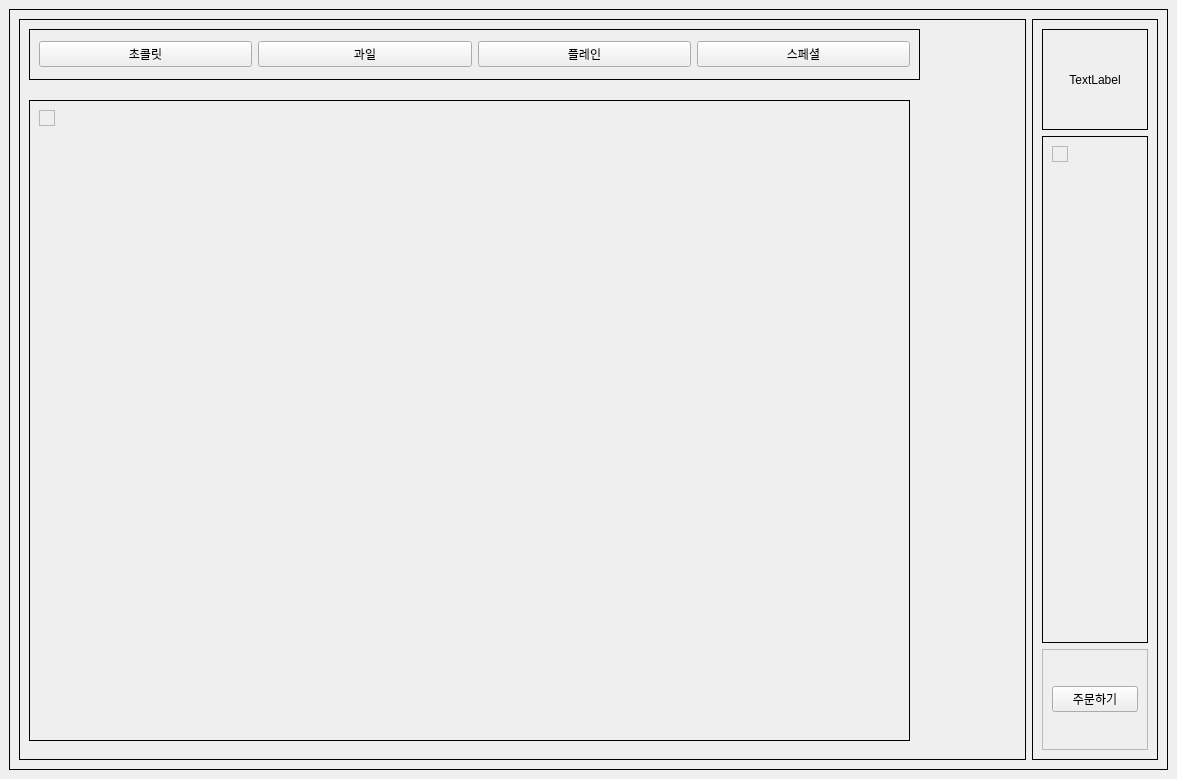
This is kiosk/UI/new_kiosk.ui in addinedu-advance-2nd/aris-repo-3 as Qt 5 draws it before an edit. The edited form follows.
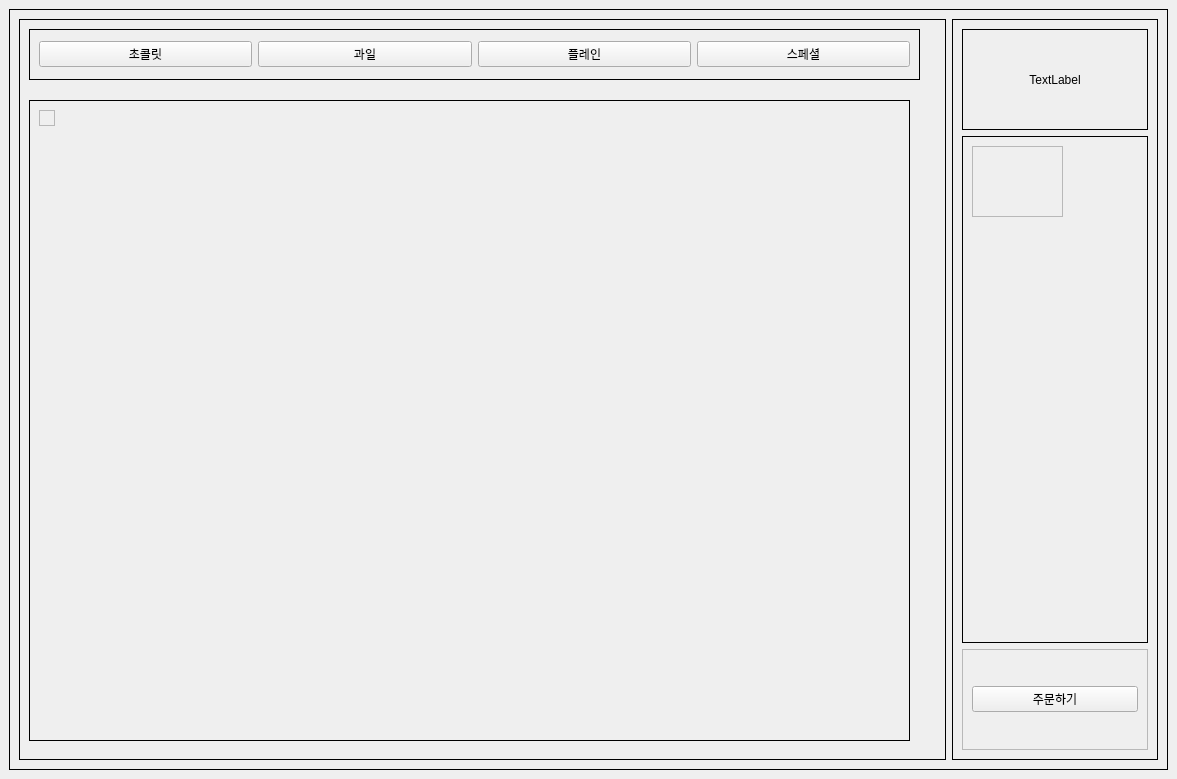
This is the edited form.

```diff
--- a/kiosk/UI/new_kiosk.ui
+++ b/kiosk/UI/new_kiosk.ui
@@ -43,7 +43,7 @@
          <widget class="QFrame" name="frame_15">
           <property name="sizePolicy">
            <sizepolicy hsizetype="Expanding" vsizetype="Preferred">
-            <horstretch>8</horstretch>
+            <horstretch>18</horstretch>
             <verstretch>0</verstretch>
            </sizepolicy>
           </property>
@@ -156,7 +156,7 @@
          <widget class="QFrame" name="frame_14">
           <property name="sizePolicy">
            <sizepolicy hsizetype="Expanding" vsizetype="Preferred">
-            <horstretch>1</horstretch>
+            <horstretch>4</horstretch>
             <verstretch>0</verstretch>
            </sizepolicy>
           </property>
@@ -214,8 +214,8 @@
                <rect>
                 <x>10</x>
                 <y>10</y>
-                <width>16</width>
-                <height>16</height>
+                <width>91</width>
+                <height>71</height>
                </rect>
               </property>
               <property name="widgetResizable">
@@ -226,8 +226,8 @@
                 <rect>
                  <x>0</x>
                  <y>0</y>
-                 <width>16</width>
-                 <height>16</height>
+                 <width>89</width>
+                 <height>69</height>
                 </rect>
                </property>
               </widget>
```
